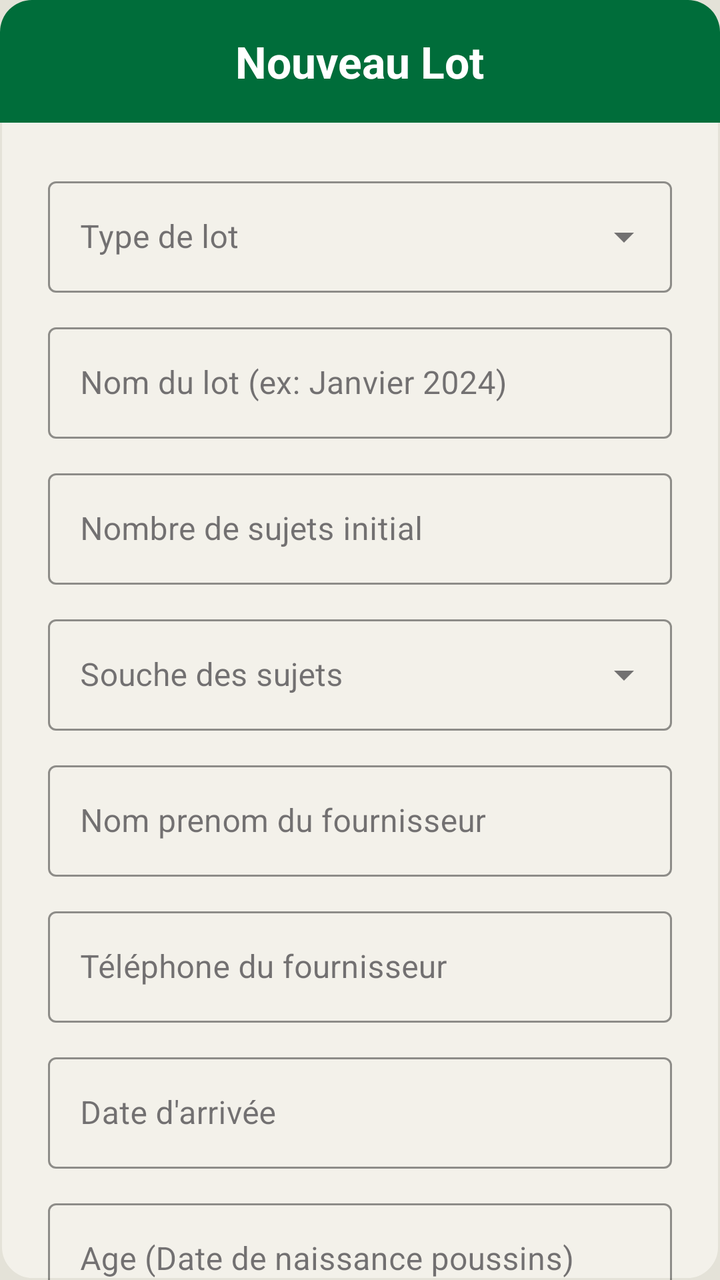
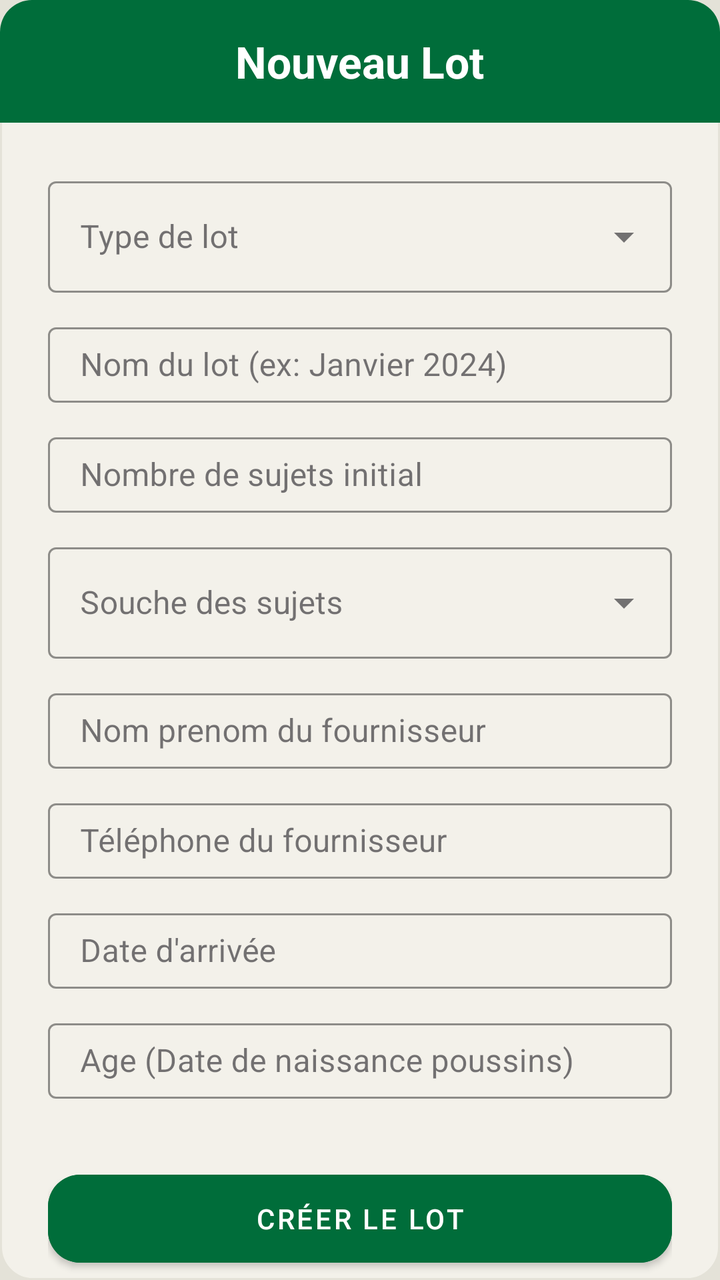

Before-and-after screenshots of an Android layout around one commit, followed by the original layout XML and the change that was made.
<!-- AndroidManifest.xml: application theme Theme.Poulailler_copilot -->
<!-- res/layout/dialog_add_batch.xml -->
<?xml version="1.0" encoding="utf-8"?>
<androidx.core.widget.NestedScrollView xmlns:android="http://schemas.android.com/apk/res/android"
    xmlns:app="http://schemas.android.com/apk/res-auto"
    android:layout_width="match_parent"
    android:layout_height="wrap_content"
    android:background="@drawable/bg_dialog_dark">

    <LinearLayout
        android:layout_width="match_parent"
        android:layout_height="wrap_content"
        android:orientation="vertical">

        <LinearLayout
            android:layout_width="match_parent"
            android:layout_height="wrap_content"
            android:background="@drawable/bg_dialog_header"
            android:padding="16dp"
            android:gravity="center">
            <TextView
                android:layout_width="wrap_content"
                android:layout_height="wrap_content"
                android:text="Nouveau Lot"
                android:textColor="@color/white"
                android:textSize="22sp"
                android:textStyle="bold" />
        </LinearLayout>

        <LinearLayout
            android:layout_width="match_parent"
            android:layout_height="wrap_content"
            android:orientation="vertical"
            android:padding="24dp">

            <com.google.android.material.textfield.TextInputLayout
                android:layout_width="match_parent"
                android:layout_height="wrap_content"
                android:layout_marginBottom="12dp"
                android:hint="Type de lot"
                app:hintTextColor="@color/text_secondary"
                app:boxStrokeColor="@color/primary"
                style="@style/Widget.MaterialComponents.TextInputLayout.OutlinedBox.ExposedDropdownMenu">
                <AutoCompleteTextView
                    android:id="@+id/actvBatchType"
                    android:layout_width="match_parent"
                    android:layout_height="wrap_content"
                    android:inputType="none"
                    android:textColor="@color/text_primary" />
            </com.google.android.material.textfield.TextInputLayout>

            <com.google.android.material.textfield.TextInputLayout
                android:layout_width="match_parent"
                android:layout_height="wrap_content"
                android:hint="Nom du lot (ex: Janvier 2024)"
                app:hintTextColor="@color/text_secondary"
                app:boxStrokeColor="@color/primary"
                style="@style/Widget.MaterialComponents.TextInputLayout.OutlinedBox">
                <com.google.android.material.textfield.TextInputEditText
                    android:id="@+id/etBatchName"
                    android:layout_width="match_parent"
                    android:layout_height="wrap_content"
                    android:inputType="textCapWords"
                    android:textColor="@color/text_primary" />
            </com.google.android.material.textfield.TextInputLayout>

            <com.google.android.material.textfield.TextInputLayout
                android:layout_width="match_parent"
                android:layout_height="wrap_content"
                android:layout_marginTop="12dp"
                android:hint="Nombre de sujets initial"
                app:hintTextColor="@color/text_secondary"
                app:boxStrokeColor="@color/primary"
                style="@style/Widget.MaterialComponents.TextInputLayout.OutlinedBox">
                <com.google.android.material.textfield.TextInputEditText
                    android:id="@+id/etHensCount"
                    android:layout_width="match_parent"
                    android:layout_height="wrap_content"
                    android:inputType="number"
                    android:textColor="@color/text_primary" />
            </com.google.android.material.textfield.TextInputLayout>

            <com.google.android.material.textfield.TextInputLayout
                android:layout_width="match_parent"
                android:layout_height="wrap_content"
                android:layout_marginTop="12dp"
                android:hint="Souche des sujets"
                app:hintTextColor="@color/text_secondary"
                app:boxStrokeColor="@color/primary"
                style="@style/Widget.MaterialComponents.TextInputLayout.OutlinedBox.ExposedDropdownMenu">
                <AutoCompleteTextView
                    android:id="@+id/actvHenBreed"
                    android:layout_width="match_parent"
                    android:layout_height="wrap_content"
                    android:inputType="none"
                    android:textColor="@color/text_primary" />
            </com.google.android.material.textfield.TextInputLayout>

            <com.google.android.material.textfield.TextInputLayout
                android:layout_width="match_parent"
                android:layout_height="wrap_content"
                android:layout_marginTop="12dp"
                android:hint="Nom prenom du fournisseur"
                app:hintTextColor="@color/text_secondary"
                app:boxStrokeColor="@color/primary"
                style="@style/Widget.MaterialComponents.TextInputLayout.OutlinedBox">
                <com.google.android.material.textfield.TextInputEditText
                    android:id="@+id/etProviderName"
                    android:layout_width="match_parent"
                    android:layout_height="wrap_content"
                    android:inputType="textCapWords"
                    android:textColor="@color/text_primary" />
            </com.google.android.material.textfield.TextInputLayout>

            <com.google.android.material.textfield.TextInputLayout
                android:layout_width="match_parent"
                android:layout_height="wrap_content"
                android:layout_marginTop="12dp"
                android:hint="Téléphone du fournisseur"
                app:hintTextColor="@color/text_secondary"
                app:boxStrokeColor="@color/primary"
                style="@style/Widget.MaterialComponents.TextInputLayout.OutlinedBox">
                <com.google.android.material.textfield.TextInputEditText
                    android:id="@+id/etProviderPhone"
                    android:layout_width="match_parent"
                    android:layout_height="wrap_content"
                    android:inputType="phone"
                    android:textColor="@color/text_primary" />
            </com.google.android.material.textfield.TextInputLayout>

            <com.google.android.material.textfield.TextInputLayout
                android:layout_width="match_parent"
                android:layout_height="wrap_content"
                android:layout_marginTop="12dp"
                android:hint="Date d'arrivée"
                app:hintTextColor="@color/text_secondary"
                app:boxStrokeColor="@color/primary"
                style="@style/Widget.MaterialComponents.TextInputLayout.OutlinedBox">
                <com.google.android.material.textfield.TextInputEditText
                    android:id="@+id/etArrivalDate"
                    android:layout_width="match_parent"
                    android:layout_height="wrap_content"
                    android:focusable="false"
                    android:clickable="true"
                    android:textColor="@color/text_primary" />
            </com.google.android.material.textfield.TextInputLayout>

            <com.google.android.material.textfield.TextInputLayout
                android:layout_width="match_parent"
                android:layout_height="wrap_content"
                android:layout_marginTop="12dp"
                android:hint="Age (Date de naissance poussins)"
                app:hintTextColor="@color/text_secondary"
                app:boxStrokeColor="@color/primary"
                style="@style/Widget.MaterialComponents.TextInputLayout.OutlinedBox">
                <com.google.android.material.textfield.TextInputEditText
                    android:id="@+id/etBirthDate"
                    android:layout_width="match_parent"
                    android:layout_height="wrap_content"
                    android:focusable="false"
                    android:clickable="true"
                    android:textColor="@color/text_primary" />
            </com.google.android.material.textfield.TextInputLayout>

            <com.google.android.material.button.MaterialButton
                android:id="@+id/btnSaveBatch"
                android:layout_width="match_parent"
                android:layout_height="56dp"
                android:layout_marginTop="32dp"
                android:text="CRÉER LE LOT"
                android:backgroundTint="@color/primary"
                android:textColor="@color/white"
                app:cornerRadius="16dp" />
        </LinearLayout>
    </LinearLayout>
</androidx.core.widget.NestedScrollView>
<!-- resources referenced by this layout -->
<resources>
  <color name="primary">#006D3A</color>
  <color name="text_primary">#1C1B1F</color>
  <color name="text_secondary">#49454F</color>
  <color name="white">#FFFFFFFF</color>
  <!-- drawable bg_dialog_dark (drawable) -->
  <?xml version="1.0" encoding="utf-8"?>
  <shape xmlns:android="http://schemas.android.com/apk/res/android">
      <solid android:color="@color/surface" />
      <stroke
          android:width="1dp"
          android:color="@color/off_white" />
      <corners android:radius="16dp" />
  </shape>
  <!-- drawable bg_dialog_header (drawable) -->
  <?xml version="1.0" encoding="utf-8"?>
  <shape xmlns:android="http://schemas.android.com/apk/res/android">
      <solid android:color="@color/primary" />
      <corners
          android:topLeftRadius="16dp"
          android:topRightRadius="16dp" />
  </shape>
  <style name="Theme.Poulailler_copilot" parent="Theme.MaterialComponents.DayNight.NoActionBar">
          
          <item name="colorPrimary">@color/primary</item>
          <item name="colorPrimaryVariant">@color/primary_variant</item>
          <item name="colorOnPrimary">@color/white</item>
  
          
          <item name="colorSecondary">@color/secondary</item>
          <item name="colorSecondaryVariant">@color/secondary_variant</item>
          <item name="colorOnSecondary">@color/white</item>
  
          
          <item name="android:windowBackground">@color/background</item>
          <item name="colorSurface">@color/surface</item>
          <item name="colorOnSurface">@color/text_primary</item>
          <item name="colorOnSurfaceVariant">@color/text_secondary</item>
  
          
          <item name="android:textColorPrimary">@color/text_primary</item>
          <item name="android:textColorSecondary">@color/text_secondary</item>
  
          
          <item name="android:statusBarColor">?attr/colorPrimaryVariant</item>
  
          
          <item name="materialCardViewStyle">@style/Widget.App.CardView</item>
          <item name="shapeAppearanceLargeComponent">@style/ShapeAppearance.App.LargeComponent</item>
  
          
          <item name="materialAlertDialogTheme">@style/ThemeOverlay.App.MaterialAlertDialog</item>
          <item name="alertDialogTheme">@style/ThemeOverlay.App.MaterialAlertDialog</item>
      </style>
  <color name="surface">#F3F1EA</color>
  <color name="off_white">#E4E2D8</color>
  <color name="primary_variant">#004D22</color>
  <color name="secondary">#43A047</color>
  <color name="secondary_variant">#2E7D32</color>
  <color name="background">@color/off_white</color>
  <style name="Widget.App.CardView" parent="Widget.MaterialComponents.CardView">
          <item name="cardElevation">2dp</item>
          <item name="cardCornerRadius">16dp</item>
          <item name="cardBackgroundColor">@color/surface</item>
          <item name="strokeWidth">0dp</item>
      </style>
  <style name="ShapeAppearance.App.LargeComponent" parent="ShapeAppearance.MaterialComponents.LargeComponent">
          <item name="cornerFamily">rounded</item>
          <item name="cornerSize">16dp</item>
      </style>
  <style name="ThemeOverlay.App.MaterialAlertDialog" parent="ThemeOverlay.MaterialComponents.MaterialAlertDialog">
          <item name="colorSurface">@color/surface</item>
          <item name="colorOnSurface">@color/text_primary</item>
          <item name="android:textColorPrimary">@color/text_primary</item>
      </style>
</resources>

<!-- the commit's change to res/layout/dialog_add_batch.xml (unified diff, before → after) -->
@@ -53,8 +53,9 @@
                 android:hint="Nom du lot (ex: Janvier 2024)"
                 app:hintTextColor="@color/text_secondary"
                 app:boxStrokeColor="@color/primary"
-                style="@style/Widget.MaterialComponents.TextInputLayout.OutlinedBox">
+                style="@style/Widget.MaterialComponents.TextInputLayout.OutlinedBox.Dense">
                 <com.google.android.material.textfield.TextInputEditText
+        style="@style/Widget.App.TextInputEditText"
                     android:id="@+id/etBatchName"
                     android:layout_width="match_parent"
                     android:layout_height="wrap_content"
@@ -69,8 +70,9 @@
                 android:hint="Nombre de sujets initial"
                 app:hintTextColor="@color/text_secondary"
                 app:boxStrokeColor="@color/primary"
-                style="@style/Widget.MaterialComponents.TextInputLayout.OutlinedBox">
+                style="@style/Widget.MaterialComponents.TextInputLayout.OutlinedBox.Dense">
                 <com.google.android.material.textfield.TextInputEditText
+        style="@style/Widget.App.TextInputEditText"
                     android:id="@+id/etHensCount"
                     android:layout_width="match_parent"
                     android:layout_height="wrap_content"
@@ -101,8 +103,9 @@
                 android:hint="Nom prenom du fournisseur"
                 app:hintTextColor="@color/text_secondary"
                 app:boxStrokeColor="@color/primary"
-                style="@style/Widget.MaterialComponents.TextInputLayout.OutlinedBox">
+                style="@style/Widget.MaterialComponents.TextInputLayout.OutlinedBox.Dense">
                 <com.google.android.material.textfield.TextInputEditText
+        style="@style/Widget.App.TextInputEditText"
                     android:id="@+id/etProviderName"
                     android:layout_width="match_parent"
                     android:layout_height="wrap_content"
@@ -117,8 +120,9 @@
                 android:hint="Téléphone du fournisseur"
                 app:hintTextColor="@color/text_secondary"
                 app:boxStrokeColor="@color/primary"
-                style="@style/Widget.MaterialComponents.TextInputLayout.OutlinedBox">
+                style="@style/Widget.MaterialComponents.TextInputLayout.OutlinedBox.Dense">
                 <com.google.android.material.textfield.TextInputEditText
+        style="@style/Widget.App.TextInputEditText"
                     android:id="@+id/etProviderPhone"
                     android:layout_width="match_parent"
                     android:layout_height="wrap_content"
@@ -133,8 +137,9 @@
                 android:hint="Date d'arrivée"
                 app:hintTextColor="@color/text_secondary"
                 app:boxStrokeColor="@color/primary"
-                style="@style/Widget.MaterialComponents.TextInputLayout.OutlinedBox">
+                style="@style/Widget.MaterialComponents.TextInputLayout.OutlinedBox.Dense">
                 <com.google.android.material.textfield.TextInputEditText
+        style="@style/Widget.App.TextInputEditText"
                     android:id="@+id/etArrivalDate"
                     android:layout_width="match_parent"
                     android:layout_height="wrap_content"
@@ -150,8 +155,9 @@
                 android:hint="Age (Date de naissance poussins)"
                 app:hintTextColor="@color/text_secondary"
                 app:boxStrokeColor="@color/primary"
-                style="@style/Widget.MaterialComponents.TextInputLayout.OutlinedBox">
+                style="@style/Widget.MaterialComponents.TextInputLayout.OutlinedBox.Dense">
                 <com.google.android.material.textfield.TextInputEditText
+        style="@style/Widget.App.TextInputEditText"
                     android:id="@+id/etBirthDate"
                     android:layout_width="match_parent"
                     android:layout_height="wrap_content"
<!-- resource entries referenced after the edit -->
@@ -21,6 +21,11 @@
           android:topLeftRadius="16dp"
           android:topRightRadius="16dp" />
   </shape>
+  <style name="Widget.App.TextInputEditText" parent="Widget.MaterialComponents.TextInputEditText.OutlinedBox.Dense">
+          <item name="android:paddingTop">8dp</item>
+          <item name="android:paddingBottom">8dp</item>
+          <item name="android:minHeight">0dp</item>
+      </style>
   <style name="Theme.Poulailler_copilot" parent="Theme.MaterialComponents.DayNight.NoActionBar">
           
           <item name="colorPrimary">@color/primary</item>
@@ -50,6 +55,10 @@
           <item name="shapeAppearanceLargeComponent">@style/ShapeAppearance.App.LargeComponent</item>
   
           
+          <item name="editTextStyle">@style/Widget.App.TextInputEditText</item>
+          <item name="textInputStyle">@style/Widget.App.TextInputLayout</item>
+  
+          
           <item name="materialAlertDialogTheme">@style/ThemeOverlay.App.MaterialAlertDialog</item>
           <item name="alertDialogTheme">@style/ThemeOverlay.App.MaterialAlertDialog</item>
       </style>
@@ -69,6 +78,7 @@
           <item name="cornerFamily">rounded</item>
           <item name="cornerSize">16dp</item>
       </style>
+  <style name="Widget.App.TextInputLayout" parent="Widget.MaterialComponents.TextInputLayout.OutlinedBox.Dense" />
   <style name="ThemeOverlay.App.MaterialAlertDialog" parent="ThemeOverlay.MaterialComponents.MaterialAlertDialog">
           <item name="colorSurface">@color/surface</item>
           <item name="colorOnSurface">@color/text_primary</item>
